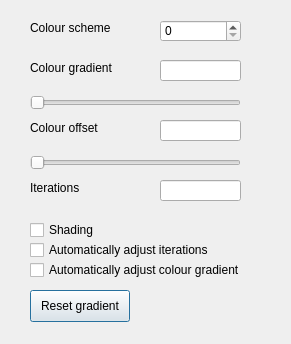
Qt form src/controlpanel.ui (calum74/mandelbrot-qt) before a commit.
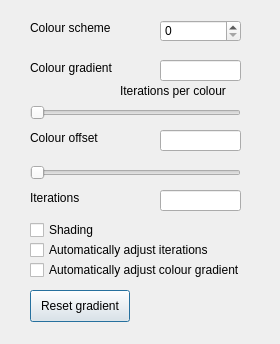
The same form after that commit.

The edit to the form file:
```diff
--- a/src/controlpanel.ui
+++ b/src/controlpanel.ui
@@ -6,7 +6,7 @@
    <rect>
     <x>0</x>
     <y>0</y>
-    <width>291</width>
+    <width>280</width>
     <height>344</height>
    </rect>
   </property>
@@ -63,7 +63,7 @@
    <property name="geometry">
     <rect>
      <x>30</x>
-     <y>120</y>
+     <y>130</y>
      <width>101</width>
      <height>16</height>
     </rect>
@@ -76,7 +76,7 @@
    <property name="geometry">
     <rect>
      <x>160</x>
-     <y>120</y>
+     <y>130</y>
      <width>81</width>
      <height>21</height>
     </rect>
@@ -86,7 +86,7 @@
    <property name="geometry">
     <rect>
      <x>30</x>
-     <y>90</y>
+     <y>100</y>
      <width>211</width>
      <height>25</height>
     </rect>
@@ -99,7 +99,7 @@
    <property name="geometry">
     <rect>
      <x>30</x>
-     <y>150</y>
+     <y>160</y>
      <width>211</width>
      <height>25</height>
     </rect>
@@ -138,7 +138,7 @@
    <property name="geometry">
     <rect>
      <x>160</x>
-     <y>180</y>
+     <y>190</y>
      <width>81</width>
      <height>21</height>
     </rect>
@@ -148,7 +148,7 @@
    <property name="geometry">
     <rect>
      <x>30</x>
-     <y>180</y>
+     <y>190</y>
      <width>71</width>
      <height>16</height>
     </rect>
@@ -183,6 +183,19 @@
     <string>Reset gradient</string>
    </property>
   </widget>
+  <widget class="QLabel" name="label_5">
+   <property name="geometry">
+    <rect>
+     <x>120</x>
+     <y>80</y>
+     <width>121</width>
+     <height>21</height>
+    </rect>
+   </property>
+   <property name="text">
+    <string>Iterations per colour</string>
+   </property>
+  </widget>
  </widget>
  <resources/>
  <connections/>
```
